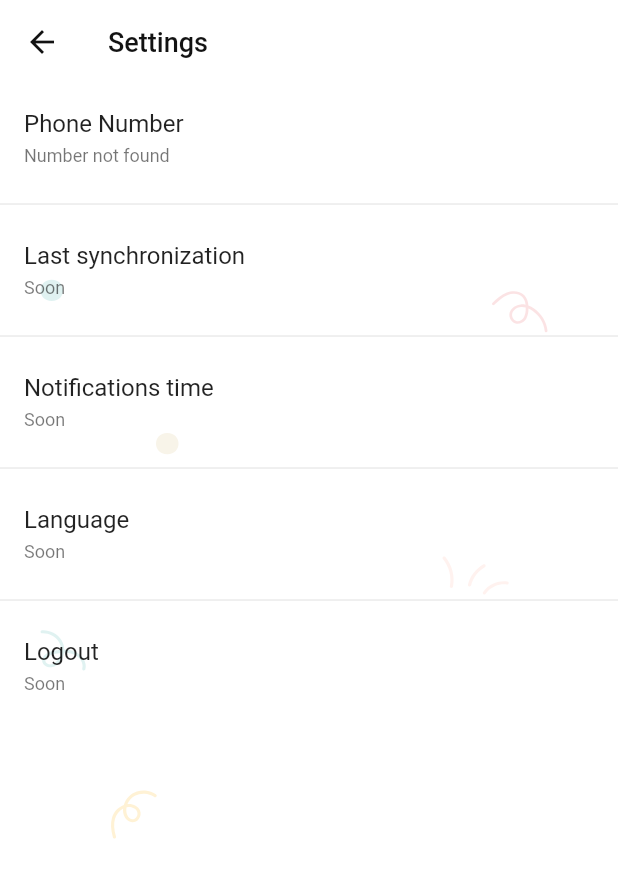
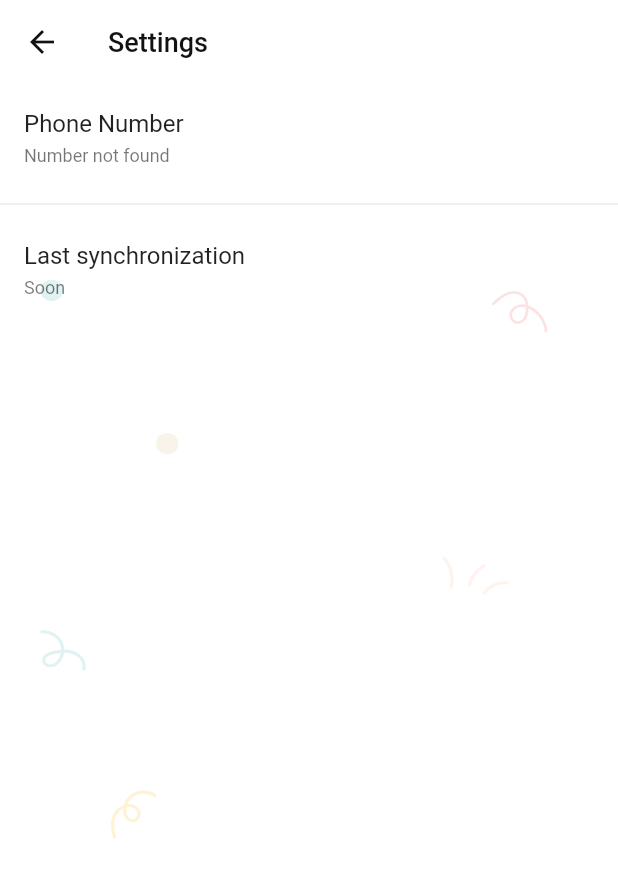
Before and after one commit to rpugase/bee_fam, a Flutter app: the SettingsPage screen opened directly, on a phone screen of 412 x 824 dp. Shown: the top 878 px of the screen. Run offline on Flutter 3.47's test engine with Material 2 defaults, Android fonts, the phone set to English and light mode, and no system bars; our stand-ins replace country_picker, device_info_plus, equatable, firebase_auth, firebase_core, flutter_bloc and 9 more; missing offline and left inert: workmanager; accounts and stored records are empty.

Commit message:
Hide excess settings

```diff
--- a/lib/feature/setting/settings_page.dart
+++ b/lib/feature/setting/settings_page.dart
@@ -55,21 +55,21 @@ class SettingsPage extends StatelessWidget {
             title: Text(context.strings.last_synchronization),
             subtitle: Text(context.strings.soon),
           ),
-          Divider(),
-          ListTile(
-            title: Text(context.strings.notifications_time),
-            subtitle: Text(context.strings.soon),
-          ),
-          Divider(),
-          ListTile(
-            title: Text(context.strings.language),
-            subtitle: Text(context.strings.soon),
-          ),
-          Divider(),
-          ListTile(
-            title: Text(context.strings.logout),
-            subtitle: Text(context.strings.soon),
-          ),
+          // Divider(),
+          // ListTile(
+          //   title: Text(context.strings.notifications_time),
+          //   subtitle: Text(context.strings.soon),
+          // ),
+          // Divider(),
+          // ListTile(
+          //   title: Text(context.strings.language),
+          //   subtitle: Text(context.strings.soon),
+          // ),
+          // Divider(),
+          // ListTile(
+          //   title: Text(context.strings.logout),
+          //   subtitle: Text(context.strings.soon),
+          // ),
         ],
       );
 }
```
